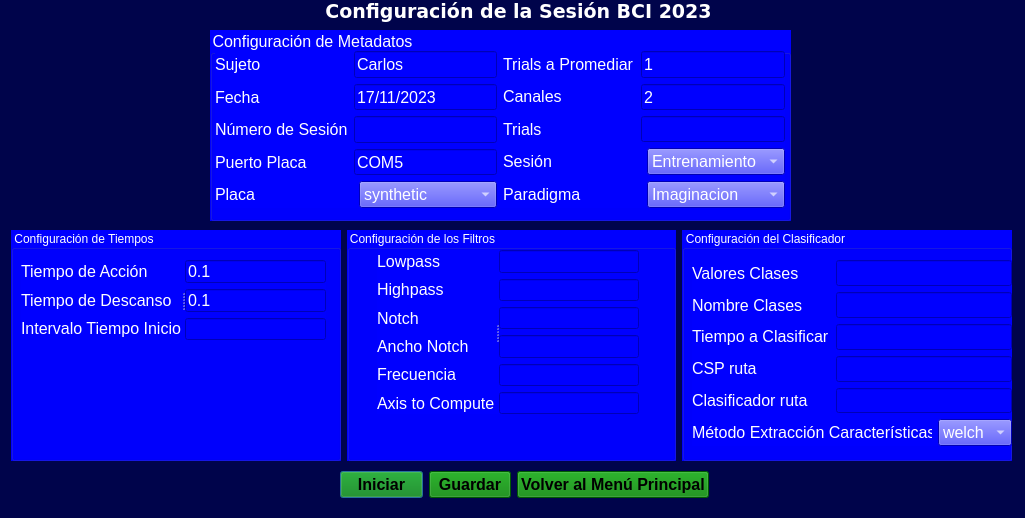
This is Desarrollo/PythonScripts/scripts/GUIModule/config_registro.ui in lucasbaldezzari/bcihack2 as Qt 5 draws it before an edit. The edited form follows.
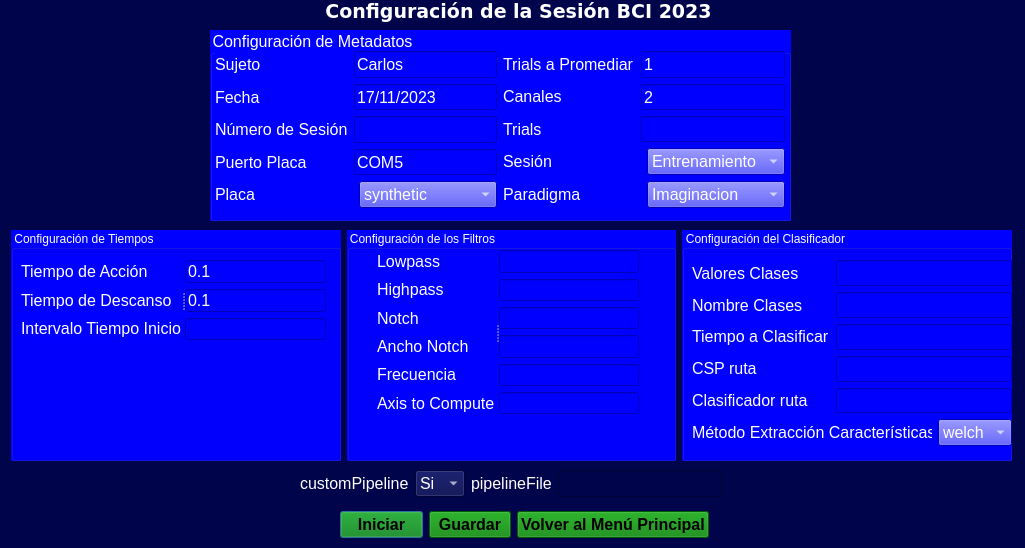
This is the edited form.

Commit message: Se agregan (2) nuevos parametros a config.json y la interfaz de configuración sobre el pipeline

What changed in the file:
```diff
--- a/Desarrollo/PythonScripts/scripts/GUIModule/config_registro.ui
+++ b/Desarrollo/PythonScripts/scripts/GUIModule/config_registro.ui
@@ -7,7 +7,7 @@
     <x>0</x>
     <y>0</y>
     <width>1025</width>
-    <height>518</height>
+    <height>548</height>
    </rect>
   </property>
   <property name="windowTitle">
@@ -647,7 +647,7 @@
    <property name="geometry">
     <rect>
      <x>340</x>
-     <y>470</y>
+     <y>510</y>
      <width>369</width>
      <height>29</height>
     </rect>
@@ -1407,6 +1407,101 @@
     </item>
    </layout>
   </widget>
+  <widget class="QWidget" name="">
+   <property name="geometry">
+    <rect>
+     <x>300</x>
+     <y>470</y>
+     <width>422</width>
+     <height>27</height>
+    </rect>
+   </property>
+   <layout class="QHBoxLayout" name="horizontalLayout_11">
+    <item>
+     <widget class="QLabel" name="label_31">
+      <property name="font">
+       <font>
+        <family>MS Shell Dlg 2</family>
+        <pointsize>12</pointsize>
+        <weight>50</weight>
+        <italic>false</italic>
+        <bold>false</bold>
+       </font>
+      </property>
+      <property name="styleSheet">
+       <string notr="true">color: rgb(255, 255, 255);</string>
+      </property>
+      <property name="text">
+       <string>customPipeline</string>
+      </property>
+     </widget>
+    </item>
+    <item>
+     <widget class="QComboBox" name="desplegable_pipeline">
+      <property name="font">
+       <font>
+        <family>MS Shell Dlg 2</family>
+        <pointsize>12</pointsize>
+        <weight>50</weight>
+        <italic>false</italic>
+        <bold>false</bold>
+       </font>
+      </property>
+      <property name="styleSheet">
+       <string notr="true">color: rgb(255, 255, 255);</string>
+      </property>
+      <item>
+       <property name="text">
+        <string>Si</string>
+       </property>
+      </item>
+      <item>
+       <property name="text">
+        <string>No</string>
+       </property>
+      </item>
+     </widget>
+    </item>
+    <item>
+     <widget class="QLabel" name="label_32">
+      <property name="font">
+       <font>
+        <family>MS Shell Dlg 2</family>
+        <pointsize>12</pointsize>
+        <weight>50</weight>
+        <italic>false</italic>
+        <bold>false</bold>
+       </font>
+      </property>
+      <property name="styleSheet">
+       <string notr="true">color: rgb(255, 255, 255);</string>
+      </property>
+      <property name="text">
+       <string>pipelineFile</string>
+      </property>
+     </widget>
+    </item>
+    <item>
+     <widget class="QLineEdit" name="line_pipeline">
+      <property name="font">
+       <font>
+        <family>MS Shell Dlg 2</family>
+        <pointsize>12</pointsize>
+        <weight>50</weight>
+        <italic>false</italic>
+        <bold>false</bold>
+       </font>
+      </property>
+      <property name="styleSheet">
+       <string notr="true">color: rgb(255, 255, 255);</string>
+      </property>
+      <property name="text">
+       <string/>
+      </property>
+     </widget>
+    </item>
+   </layout>
+  </widget>
  </widget>
  <resources/>
  <connections/>
```
The commit also changes 2 other files.
